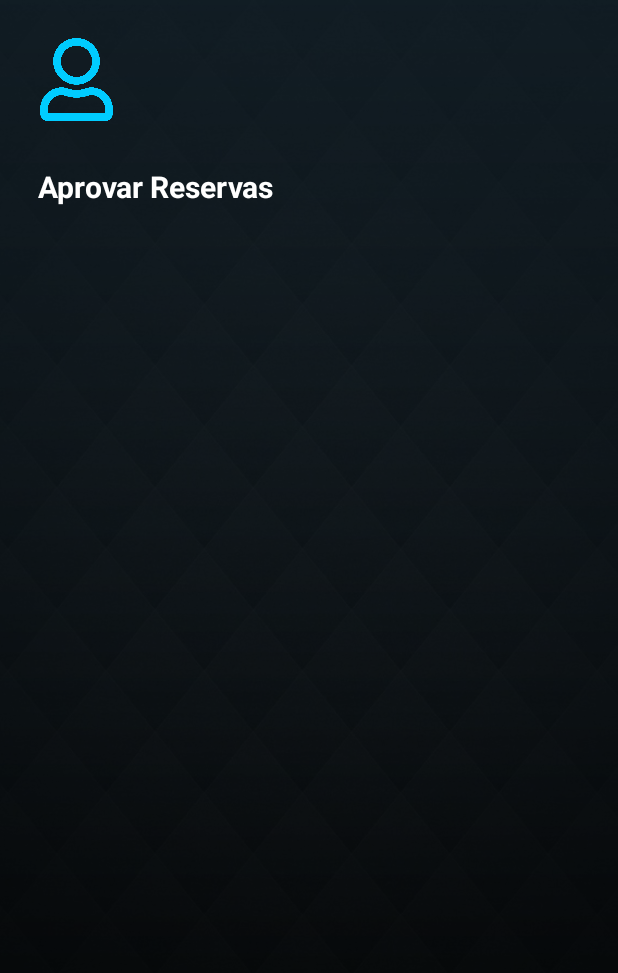
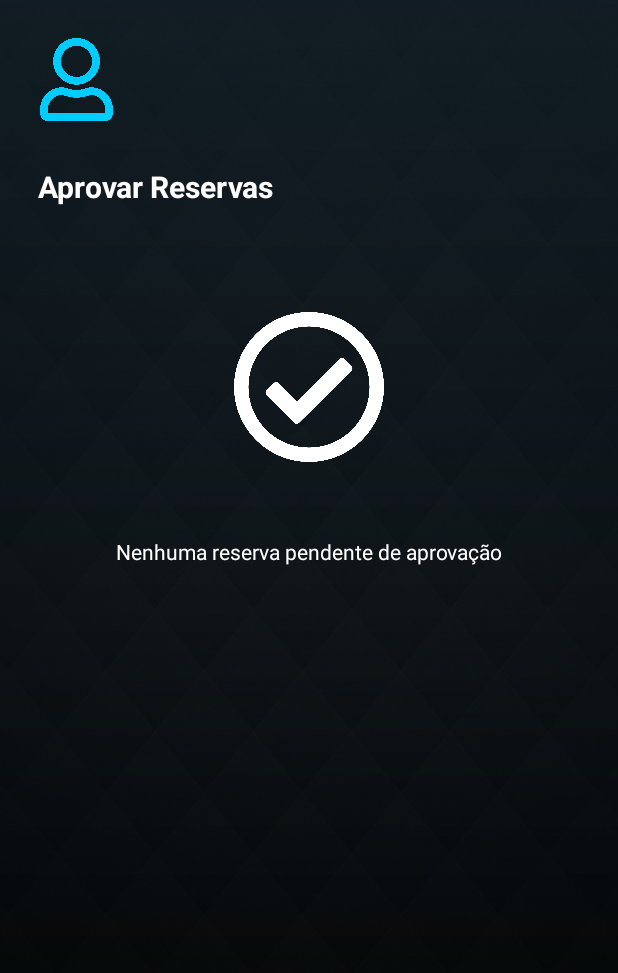
Before and after one commit to GeanCesar/projetoIntegradoV, an Android app: the AprovarActivity screen opened directly, with no data from a screen before it, on a phone screen of 412 x 824 dp. Shown: the top 973 px of the screen. Run offline under Robolectric (Android 15) with nearby library versions, the phone set to English and light mode, and no system bars; libraries missing offline, so code that uses them is left out: io.realm; 8 statements that could not run were skipped.

Commit message:
Implementação do envio de email na aprovação de reserva. Adição de uma descrição quando não tiver nenhuma reserva a aprovar

```diff
--- a/app/build.gradle
+++ b/app/build.gradle
@@ -9,8 +9,8 @@ android {
         applicationId "com.example.projetointegrado"
         minSdkVersion 23
         targetSdkVersion 29
-        versionCode 8
-        versionName "5.0"
+        versionCode 9
+        versionName "5.2"
 
         testInstrumentationRunner "androidx.test.runner.AndroidJUnitRunner"
     }
--- a/app/src/main/AndroidManifest.xml
+++ b/app/src/main/AndroidManifest.xml
@@ -2,11 +2,16 @@
 <manifest xmlns:android="http://schemas.android.com/apk/res/android"
     package="com.example.projetointegrado">
 
+
+    <uses-permission android:name="android.permission.INTERNET"/>
+    <uses-permission android:name="android.permission.ACCESS_WIFI_STATE" />
+    <uses-permission android:name="android.permission.ACCESS_NETWORK_STATE" />
     <application
         android:allowBackup="true"
         android:icon="@drawable/ic_launcher"
         android:label="@string/app_name"
         android:roundIcon="@mipmap/ic_launcher_round"
+        android:usesCleartextTraffic="true"
         android:supportsRtl="true"
         android:hardwareAccelerated="true"
         android:theme="@style/AppTheme">
--- /dev/null
+++ b/app/src/main/java/com/example/projetointegrado/Config.java
@@ -0,0 +1,6 @@
+package com.example.projetointegrado;
+
+public class Config {
+    public static final String EMAIL ="integradoProjetoV5@gmail.com";
+    public static final String PASSWORD ="qazxcdertgb";
+}
--- a/app/src/main/java/com/example/projetointegrado/aprovarReserva/AprovarActivity.java
+++ b/app/src/main/java/com/example/projetointegrado/aprovarReserva/AprovarActivity.java
@@ -3,6 +3,7 @@ package com.example.projetointegrado.aprovarReserva;
 import android.os.Bundle;
 import android.view.View;
 import android.view.ViewGroup;
+import android.widget.LinearLayout;
 import android.widget.TextView;
 import android.widget.Toast;
 
@@ -12,6 +13,7 @@ import androidx.recyclerview.widget.RecyclerView;
 
 import com.example.projetointegrado.R;
 import com.example.projetointegrado.UsuarioLogado;
+import com.example.projetointegrado.Uteis;
 import com.example.projetointegrado.modelos.ModeloRecyclerViewAprovar;
 import com.example.projetointegrado.modelos.Reservas;
 import com.example.projetointegrado.modelos.Sala;
@@ -30,6 +32,7 @@ public class AprovarActivity extends AppCompatActivity implements View.OnClickLi
 
     TextView tvUsuario;
     TextView tvCargo;
+    LinearLayout llNenhuma;
 
     @Override
     protected void onCreate(Bundle savedInstanceState) {
@@ -48,11 +51,15 @@ public class AprovarActivity extends AppCompatActivity implements View.OnClickLi
         mRecyclerView = findViewById(R.id.rv_aprovar);
         mRecyclerView.setLayoutManager(new LinearLayoutManager(this));
 
+        llNenhuma = (LinearLayout) findViewById(R.id.llNenhumAprovar);
+
         atualizaListView();
 
         if(listarReservas().size() <= 4){
             mRecyclerView.getLayoutParams().height = ViewGroup.LayoutParams.WRAP_CONTENT;
         }
+
+
 
     }
 
@@ -106,8 +113,16 @@ public class AprovarActivity extends AppCompatActivity implements View.OnClickLi
     public void resultadoAprovacao(String resultado, Reservas reservas){
         if(resultado.equalsIgnoreCase("Aprovado")){
             insereNoBanco(true, reservas);
+            String mensagem;
+            mensagem = "Olá, " + reservas.getUsuario().getNome() +"\nO administrador analisou seu pedido da reserva "  + (reservas.getSala().isLaboratorio() ? "do laboratório: Nº " : "da sala: Nº " ) + reservas.getSala().getnSala() + " no dia " + Uteis.converteDataHora(reservas.getData()) + ", e aprovou sua solicitação."
+                        + "\nParabéns, agora basta utilizá-la no dia solicitado";
+            Uteis.enviarEmail(reservas.getUsuario().getEmail(), "Resultado solicitação reseva", mensagem, this);
         }else if(resultado.equalsIgnoreCase("Recusado")){
             insereNoBanco(false, reservas);
+            String mensagem;
+            mensagem = "Olá, " + reservas.getUsuario().getNome() +"\nO administrador analisou seu pedido da reserva " + (reservas.getSala().isLaboratorio() ? "do laboratório: Nº " : "da sala: Nº " ) + reservas.getSala().getnSala() + " no dia " + Uteis.converteDataHora(reservas.getData()) + ", e não encontrou disponibilidade no dia, hora e local solicitado."
+                    + "\nTente uma outra sala ou um outro dia.";
+            Uteis.enviarEmail(reservas.getUsuario().getEmail(), "Resultado solicitação reseva", mensagem, this);
         }else{
             return;
         }
@@ -149,6 +164,12 @@ public class AprovarActivity extends AppCompatActivity implements View.OnClickLi
     private void atualizaListView(){
         myAdapter = new AdapterRecyclerView(this, listarReservas(), getSupportFragmentManager());
         mRecyclerView.setAdapter(myAdapter);
+
+        if(listarReservas().size() == 0){
+            llNenhuma.setVisibility(View.VISIBLE);
+        }else{
+            llNenhuma.setVisibility(View.GONE);
+        }
     }
 
     @Override
--- a/app/src/main/res/layout/activity_aprovar.xml
+++ b/app/src/main/res/layout/activity_aprovar.xml
@@ -1,6 +1,7 @@
 <?xml version="1.0" encoding="utf-8"?>
 <RelativeLayout xmlns:android="http://schemas.android.com/apk/res/android"
     xmlns:app="http://schemas.android.com/apk/res-auto"
+    xmlns:tools="http://schemas.android.com/tools"
     android:layout_width="match_parent"
     android:layout_height="match_parent">
 
@@ -77,6 +78,29 @@
             android:layout_marginTop="20dp"
             android:background="@drawable/fundo_transparente_borda_azul" />
 
+        <LinearLayout
+            android:id="@+id/llNenhumAprovar"
+            android:layout_width="match_parent"
+            android:layout_height="match_parent"
+            android:orientation="vertical">
+
+            <ImageView
+                android:id="@+id/imageView6"
+                android:layout_width="match_parent"
+                android:layout_height="200dp"
+                android:layout_gravity="center_horizontal"
+                android:padding="50dp"
+                app:srcCompat="@drawable/confirm" />
+
+            <TextView
+                android:layout_width="match_parent"
+                android:layout_height="wrap_content"
+                android:text="Nenhuma reserva pendente de aprovação"
+                android:textAlignment="center"
+                android:textColor="@color/branco"
+                android:visibility="visible" />
+        </LinearLayout>
+
     </LinearLayout>
 
 
```
Also changed, not shown: app/src/main/java/com/example/projetointegrado/Mail.java (added, +99 -0 lines), app/src/main/java/com/example/projetointegrado/Uteis.java (+12 -0 lines), app/libs/activation.jar (added), app/libs/additionnal.jar (added), app/libs/mail.jar (added), 1 other file.
